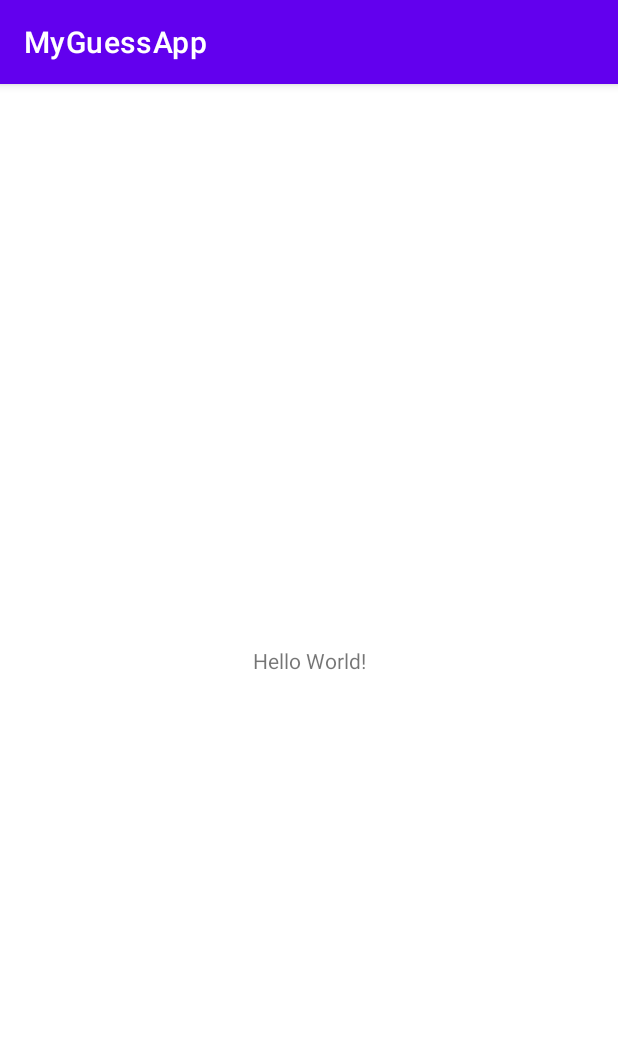
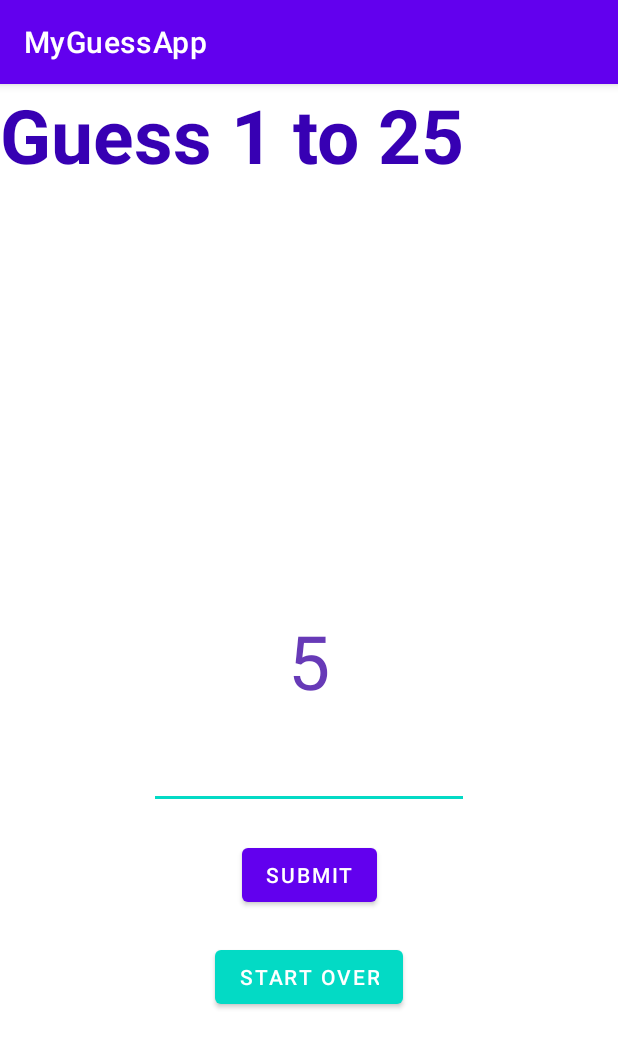
Before and after one commit to kgsharathkumar/MyGuessApp, an Android app: the screen it shows after launch (MainActivity), on a phone screen of 412 x 824 dp. Shown: the top 1048 px of the screen. Run offline under Robolectric (Android 15) with nearby library versions, the phone set to English and light mode, and no system bars.

```diff
--- a/app/src/main/java/com/sharath/myguessapp/MainActivity.kt
+++ b/app/src/main/java/com/sharath/myguessapp/MainActivity.kt
@@ -2,10 +2,48 @@ package com.sharath.myguessapp
 
 import androidx.appcompat.app.AppCompatActivity
 import android.os.Bundle
+import android.view.View
+import android.widget.TextView
+import kotlin.random.Random
 
 class MainActivity : AppCompatActivity() {
+    var answer = 0
+    var isGameOver = false
     override fun onCreate(savedInstanceState: Bundle?) {
         super.onCreate(savedInstanceState)
         setContentView(R.layout.activity_main)
+        //generateAnswer()
+        startOver()
+    }
+    fun generateAnswer() {
+
+        answer = Random.nextInt(1,25)
+
+        val answerTextView = findViewById<TextView>(R.id.answer)
+        answerTextView.text = answer.toString()
+
+    }
+
+    fun startOver() {
+        isGameOver = false
+        generateAnswer()
+        val answerTextView = findViewById<TextView>(R.id.answer)
+        answerTextView.text = answer.toString()
+
+    }
+
+    fun btnStartOverTapped(view: View) {
+        startOver()
+    }
+
+    fun btnSubmitTapped(view: View) {
+        // generateAnswer()
+
+        isGameOver = true
+
+
+        val answerTextView = findViewById<TextView>(R.id.answer)
+        answerTextView.text = answer.toString()
+
     }
 }
--- a/app/src/main/res/layout/activity_main.xml
+++ b/app/src/main/res/layout/activity_main.xml
@@ -7,12 +7,62 @@
     tools:context=".MainActivity">
 
     <TextView
+        android:id="@+id/answer"
         android:layout_width="wrap_content"
         android:layout_height="wrap_content"
-        android:text="Hello World!"
+        android:text="\??"
+        android:textColor="#673AB7"
+        android:textSize="50sp"
         app:layout_constraintBottom_toBottomOf="parent"
         app:layout_constraintLeft_toLeftOf="parent"
         app:layout_constraintRight_toRightOf="parent"
         app:layout_constraintTop_toTopOf="parent" />
 
+    <TextView
+        android:id="@+id/textView"
+        android:layout_width="wrap_content"
+        android:layout_height="wrap_content"
+        android:text="Guess 1 to 25"
+        android:textColor="@color/purple_700"
+        android:textSize="50sp"
+        android:textStyle="bold"
+        tools:layout_editor_absoluteX="52dp"
+        tools:layout_editor_absoluteY="214dp"
+        tools:ignore="MissingConstraints" />
+
+    <EditText
+        android:id="@+id/editTextGuess"
+        android:layout_width="wrap_content"
+        android:layout_height="wrap_content"
+        android:layout_marginTop="20dp"
+        android:contentDescription="Your Guess"
+        android:ems="10"
+        android:inputType="textPersonName"
+        app:layout_constraintEnd_toEndOf="parent"
+        app:layout_constraintStart_toStartOf="parent"
+        app:layout_constraintTop_toBottomOf="@+id/answer" />
+
+    <Button
+        android:id="@+id/buttonSubmit"
+        android:layout_width="wrap_content"
+        android:layout_height="wrap_content"
+        android:layout_marginTop="20dp"
+        android:onClick="btnSubmitTapped"
+        android:text="Submit"
+        app:layout_constraintEnd_toEndOf="parent"
+        app:layout_constraintStart_toStartOf="parent"
+        app:layout_constraintTop_toBottomOf="@+id/editTextGuess" />
+
+    <Button
+        android:id="@+id/buttonStartOver"
+        android:layout_width="wrap_content"
+        android:layout_height="wrap_content"
+        android:layout_marginTop="20dp"
+        android:onClick="btnStartOverTapped"
+        android:text="Start Over"
+        app:backgroundTint="@color/teal_200"
+        app:layout_constraintEnd_toEndOf="parent"
+        app:layout_constraintStart_toStartOf="parent"
+        app:layout_constraintTop_toBottomOf="@+id/buttonSubmit" />
+
 </androidx.constraintlayout.widget.ConstraintLayout>
```
